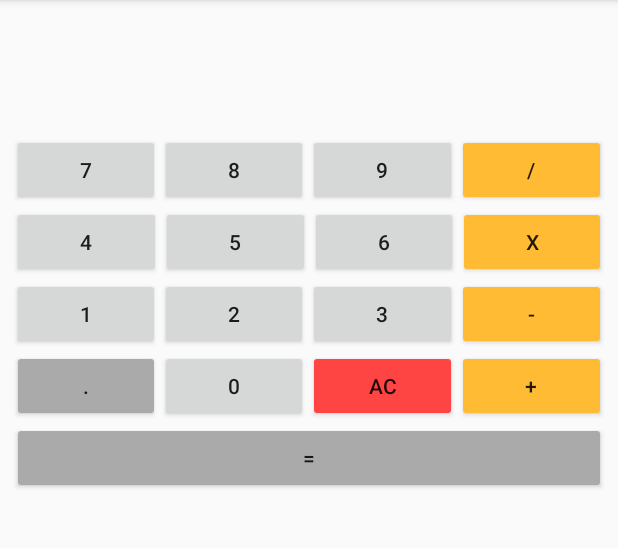
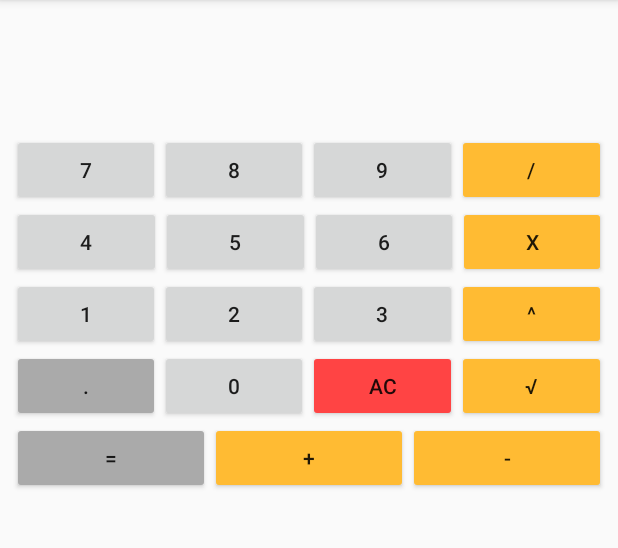
Before and after one commit to davidmingueza98/basic-android-app, an Android app: the FragmentCalculadora screen opened directly, with no data from a screen before it, on a phone screen of 412 x 824 dp, the part 84-632 px from its top. Run offline under Robolectric (Android 15) with nearby library versions, the phone set to English and light mode, and no system bars.

Commit message:
tu no mete cabra saramambiche

```diff
--- a/app/build.gradle
+++ b/app/build.gradle
@@ -1,4 +1,6 @@
 apply plugin: 'com.android.application'
+apply plugin: 'realm-android'
+
 
 android {
     compileSdkVersion 27
--- a/app/src/main/java/com/example/inlab/calculadora/FragmentCalculadora.java
+++ b/app/src/main/java/com/example/inlab/calculadora/FragmentCalculadora.java
@@ -18,7 +18,7 @@ import java.util.Objects;
  */
 public class FragmentCalculadora extends Fragment {
     Button button0,button1,button2,button3,button4,button5,button6,button7,button8,button9;
-    Button button_add,button_sub,button_div,button_mult,button_del,button_eq,button_coma;
+    Button button_add,button_sub,button_div,button_mult,button_del,button_eq,button_coma,button_pow,button_sqrt;
 
     //Intent intent = new Intent(Intent: ACTION_DIAL, Uri.parse(NUMERO_TELEFONO)).
 
@@ -33,6 +33,8 @@ public class FragmentCalculadora extends Fragment {
 
     boolean negative = false;
     boolean point = false;
+
+    boolean sqrt = false;
 
     Double d=0.0;
     String num2 = "";
@@ -69,6 +71,8 @@ public class FragmentCalculadora extends Fragment {
         button_del = view.findViewById(R.id.button17);
         button_eq = view.findViewById(R.id.button21);
         button_coma = view.findViewById(R.id.button15);
+        button_pow = view.findViewById(R.id.button23);
+        button_sqrt = view.findViewById(R.id.button2);
 
         textViewResult = view.findViewById(R.id.textViewResult);
         textViewOp = view.findViewById(R.id.textViewOp);
@@ -98,7 +102,7 @@ public class FragmentCalculadora extends Fragment {
                      if (op && !nan) {
                         //int d2 = d.intValue();
                         //textViewResult.setText(String.valueOf(d2));
-                        textViewResult.setText(String.format("%.7f", d));
+                        textViewResult.setText(String.format("%.6f", d));
                         equal = true;
                         point = false;
                     }
@@ -123,19 +127,16 @@ public class FragmentCalculadora extends Fragment {
         View.OnClickListener appendOperation = new View.OnClickListener() {
             @Override
             public void onClick(View view) {
-                if (number_put) {
+                if (number_put && !sqrt) {
                     Button b = (Button) view; // Castear la vista del onClick a botón
                     textViewOp.append(b.getText());
-                    String aux = b.getText().toString();
-                    if (op && aux.equals("-")) negative = true;
-                    else {
                     operation = b.getText().toString(); // Leer el texto de un botón
                     num2 = "";
                     result = d;
                     first = true;
                     first_zero = false;
                     op = true;
-                    }
+
                 }
             }
         };
@@ -144,6 +145,7 @@ public class FragmentCalculadora extends Fragment {
         button_sub.setOnClickListener(appendOperation);
         button_div.setOnClickListener(appendOperation);
         button_mult.setOnClickListener(appendOperation);
+        button_pow.setOnClickListener(appendOperation);
 
 
         View.OnClickListener appendClear = new View.OnClickListener() {
@@ -165,6 +167,7 @@ public class FragmentCalculadora extends Fragment {
                     nan = false;
                     first = true;
                     first_zero=false;
+                    sqrt = false;
                 }
                 else if (equal){
                     if(nan) {
@@ -178,6 +181,7 @@ public class FragmentCalculadora extends Fragment {
                         equal = false;
                         op = false;
                         point = false;
+                        sqrt = false;
                         operation = "";
 
                         if (d == 0) first_zero = true;
@@ -204,6 +208,17 @@ public class FragmentCalculadora extends Fragment {
             }
         });
 
+        button_sqrt.setOnClickListener(new View.OnClickListener() {
+            @Override
+            public void onClick (View view) {
+                if (first && !op) {
+                    Button b = (Button) view; // Castear la vista del onClick a botón
+                    textViewOp.append(b.getText());
+                    sqrt = true;
+                }
+            }
+        });
+
 
 
         return view;
@@ -223,6 +238,8 @@ public class FragmentCalculadora extends Fragment {
             else d = result / d;
         } else if (Objects.equals(operation, "x")) {
             d *= result;
+        } else if (Objects.equals(operation, "^")) {
+            d = Math.pow(result,d);
         }
         return d;
     }
--- a/app/src/main/res/layout/fragment_fragment_calculadora.xml
+++ b/app/src/main/res/layout/fragment_fragment_calculadora.xml
@@ -127,12 +127,12 @@
                 android:text="3" />
 
             <Button
-                android:id="@+id/button14"
+                android:id="@+id/button23"
                 android:layout_width="wrap_content"
                 android:layout_height="wrap_content"
                 android:layout_weight="1"
                 android:backgroundTint="@android:color/holo_orange_light"
-                android:text="-" />
+                android:text="^" />
         </LinearLayout>
 
         <LinearLayout
@@ -164,13 +164,12 @@
                 android:text="AC" />
 
             <Button
-                android:id="@+id/button18"
+                android:id="@+id/button2"
                 android:layout_width="wrap_content"
                 android:layout_height="wrap_content"
                 android:layout_weight="1"
                 android:backgroundTint="@android:color/holo_orange_light"
-                android:text="+" />
-
+                android:text="√" />
         </LinearLayout>
 
         <LinearLayout
@@ -187,6 +186,22 @@
                 android:backgroundTint="@android:color/darker_gray"
                 android:text="=" />
 
+            <Button
+                android:id="@+id/button18"
+                android:layout_width="wrap_content"
+                android:layout_height="wrap_content"
+                android:layout_weight="1"
+                android:backgroundTint="@android:color/holo_orange_light"
+                android:text="+" />
+
+            <Button
+                android:id="@+id/button14"
+                android:layout_width="wrap_content"
+                android:layout_height="wrap_content"
+                android:layout_weight="1"
+                android:backgroundTint="@android:color/holo_orange_light"
+                android:text="-" />
+
         </LinearLayout>
 
     </LinearLayout>
--- a/build.gradle
+++ b/build.gradle
@@ -8,6 +8,7 @@ buildscript {
     }
     dependencies {
         classpath 'com.android.tools.build:gradle:3.1.3'
+        classpath "io.realm:realm-gradle-plugin:5.3.1"
 
 
         // NOTE: Do not place your application dependencies here; they belong
```
Also changed, not shown: app/src/main/java/com/example/inlab/calculadora/Puntuacion.java (added, +22 -0 lines), app/src/main/java/com/example/inlab/calculadora/User.java (+7 -3 lines), 1 other file. Lines whose indentation alone changed are shown as unchanged.
